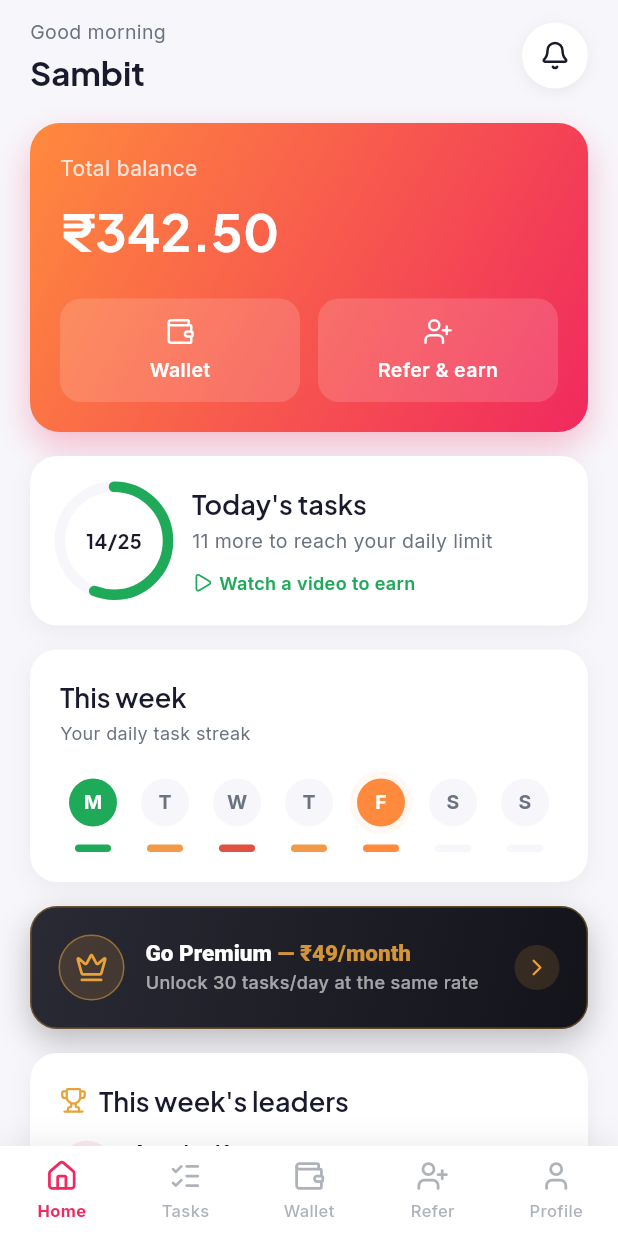
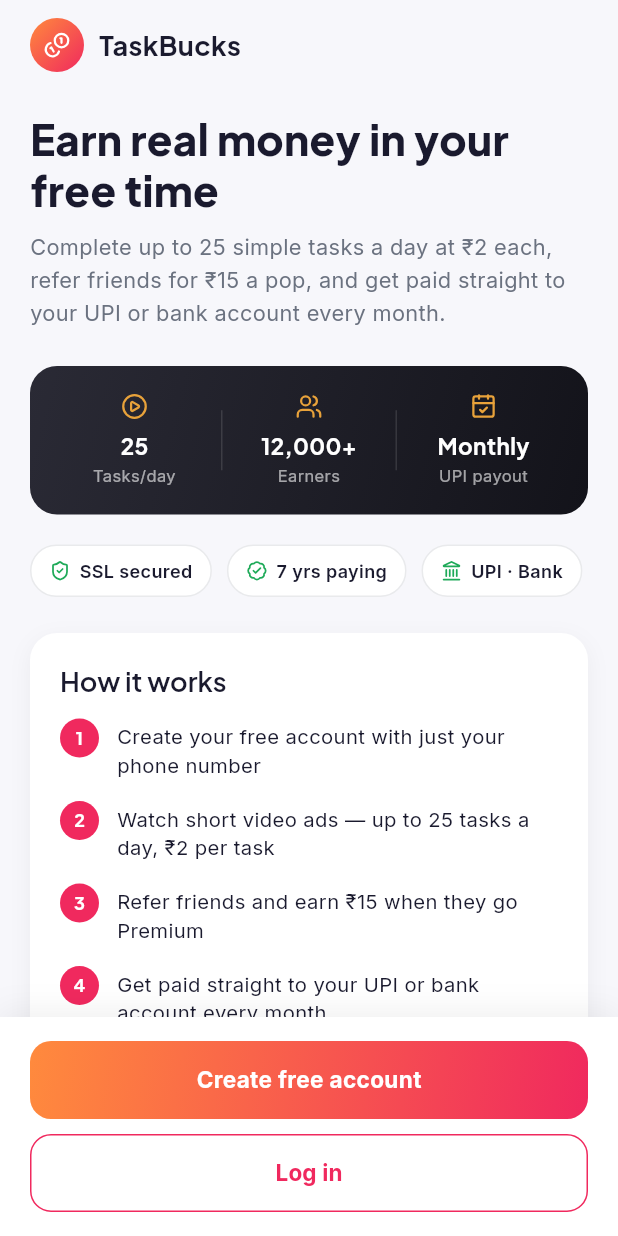
Before and after one commit to Sambitcollabmate/taskbucks, a Flutter app: the screen it shows after launch, on a phone screen of 412 x 824 dp. Run offline on Flutter 3.47's test engine with Material 3 defaults, Android fonts, the phone set to English and light mode, and no system bars; our stand-ins replace go_router, google_fonts, lucide_icons_flutter, share_plus; accounts and stored records are empty.

Commit message:
Build Welcome screen and a separate pre-auth route stack
Adds the app's true entry point (PROJECT.md 6.1, Phase 3): brand row,
hero headline/body echoing the same 25-tasks/₹2-per-task/monthly-UPI
claims used elsewhere, a dark live-stats strip (earner count flagged
with a TODO since it's not real data yet), trust pills, a 4-step how
it works list, and sticky Create account/Log in CTAs.

Wires /welcome, /register, and /login as a new top-level route group
in go_router, pushed from Welcome's CTAs so back navigation works.
This stack is deliberately disconnected from the existing post-auth
StatefulShellRoute — no redirect logic exists between them yet, that's
the last item in Phase 3. Register/Login are placeholders for now.

Co-Authored-By: Claude Sonnet 5 <noreply@anthropic.com>

```diff
--- a/lib/core/router/app_router.dart
+++ b/lib/core/router/app_router.dart
@@ -1,6 +1,9 @@
 import 'package:flutter/material.dart';
 import 'package:go_router/go_router.dart';
 
+import '../../screens/auth/login_screen.dart';
+import '../../screens/auth/register_screen.dart';
+import '../../screens/auth/welcome_screen.dart';
 import '../../screens/home/home_screen.dart';
 import '../../screens/profile/profile_screen.dart';
 import '../../screens/refer/refer_screen.dart';
@@ -11,11 +14,23 @@ import '../../shared/widgets/main_bottom_nav.dart';
 /// The 5 core tabs live under one StatefulShellRoute so MainBottomNav stays
 /// mounted (and each tab keeps its own scroll/provider state) across tab
 /// switches, instead of being rebuilt like a plain push route would be.
-/// Auth-based redirect logic and push-only routes land here in Phase 3/4
-/// (PROJECT.md 6.1).
+///
+/// `/welcome`, `/register`, and `/login` are a separate, disconnected
+/// pre-auth stack (PROJECT.md 6.1, Phase 3) — Welcome is the app's actual
+/// entry point below, but there's no redirect logic wired between the two
+/// stacks yet; that lands once the rest of Phase 3's auth screens exist.
 final appRouter = GoRouter(
-  initialLocation: '/home',
+  initialLocation: '/welcome',
   routes: [
+    GoRoute(
+      path: '/welcome',
+      builder: (context, state) => WelcomeScreen(
+        onCreateAccount: () => context.push('/register'),
+        onLogIn: () => context.push('/login'),
+      ),
+    ),
+    GoRoute(path: '/register', builder: (context, state) => const RegisterScreen()),
+    GoRoute(path: '/login', builder: (context, state) => const LoginScreen()),
     StatefulShellRoute.indexedStack(
       builder: (context, state, navigationShell) {
         return Scaffold(
--- /dev/null
+++ b/lib/screens/auth/login_screen.dart
@@ -0,0 +1,24 @@
+import 'package:flutter/material.dart';
+
+import '../../core/theme/app_colors.dart';
+
+/// Placeholder until Phase 3's Login screen is built (PROJECT.md 7).
+class LoginScreen extends StatelessWidget {
+  const LoginScreen({super.key});
+
+  @override
+  Widget build(BuildContext context) {
+    return Scaffold(
+      backgroundColor: AppColors.background,
+      appBar: AppBar(backgroundColor: AppColors.background, elevation: 0),
+      body: const SafeArea(
+        child: Center(
+          child: Text(
+            'Log in — coming soon',
+            style: TextStyle(color: AppColors.textSecondary),
+          ),
+        ),
+      ),
+    );
+  }
+}
--- /dev/null
+++ b/lib/screens/auth/register_screen.dart
@@ -0,0 +1,26 @@
+import 'package:flutter/material.dart';
+
+import '../../core/theme/app_colors.dart';
+
+/// Placeholder until Phase 3's Register screen is built (PROJECT.md 7) —
+/// phone_input component, field order name → mobile → email → password →
+/// referral code (PROJECT.md 2).
+class RegisterScreen extends StatelessWidget {
+  const RegisterScreen({super.key});
+
+  @override
+  Widget build(BuildContext context) {
+    return Scaffold(
+      backgroundColor: AppColors.background,
+      appBar: AppBar(backgroundColor: AppColors.background, elevation: 0),
+      body: const SafeArea(
+        child: Center(
+          child: Text(
+            'Register — coming soon',
+            style: TextStyle(color: AppColors.textSecondary),
+          ),
+        ),
+      ),
+    );
+  }
+}
--- /dev/null
+++ b/lib/screens/auth/welcome_screen.dart
@@ -0,0 +1,176 @@
+import 'package:flutter/material.dart';
+import 'package:google_fonts/google_fonts.dart';
+import 'package:lucide_icons_flutter/lucide_icons.dart';
+
+import '../../core/theme/app_colors.dart';
+import 'widgets/how_it_works_list.dart';
+import 'widgets/live_stats_strip.dart';
+import 'widgets/trust_pills_row.dart';
+
+/// The app's true entry point (PROJECT.md 6.1, Phase 3) — no tab bar, no
+/// back button. Lives in a separate pre-auth route stack, disconnected
+/// from the post-auth StatefulShellRoute until auth redirect logic is
+/// wired up at the end of Phase 3.
+class WelcomeScreen extends StatelessWidget {
+  final VoidCallback onCreateAccount;
+  final VoidCallback onLogIn;
+
+  const WelcomeScreen({super.key, required this.onCreateAccount, required this.onLogIn});
+
+  @override
+  Widget build(BuildContext context) {
+    return PopScope(
+      canPop: false,
+      child: Scaffold(
+        backgroundColor: AppColors.background,
+        body: SafeArea(
+          child: Column(
+            children: [
+              Expanded(
+                child: ListView(
+                  padding: const EdgeInsets.fromLTRB(20, 12, 20, 12),
+                  children: [
+                    Row(
+                      children: [
+                        Container(
+                          width: 36,
+                          height: 36,
+                          decoration: const BoxDecoration(
+                            gradient: LinearGradient(
+                              colors: [
+                                AppColors.primaryGradientStart,
+                                AppColors.primaryGradientEnd,
+                              ],
+                              begin: Alignment.topLeft,
+                              end: Alignment.bottomRight,
+                            ),
+                            shape: BoxShape.circle,
+                          ),
+                          alignment: Alignment.center,
+                          child: const Icon(
+                            LucideIcons.coins,
+                            size: 18,
+                            color: Colors.white,
+                          ),
+                        ),
+                        const SizedBox(width: 10),
+                        Text(
+                          'TaskBucks',
+                          style: GoogleFonts.plusJakartaSans(
+                            fontSize: 18,
+                            fontWeight: FontWeight.w700,
+                            color: AppColors.textPrimary,
+                          ),
+                        ),
+                      ],
+                    ),
+                    const SizedBox(height: 28),
+                    Text(
+                      'Earn real money in your free time',
+                      style: GoogleFonts.plusJakartaSans(
+                        fontSize: 28,
+                        fontWeight: FontWeight.w800,
+                        color: AppColors.textPrimary,
+                        height: 1.2,
+                      ),
+                    ),
+                    const SizedBox(height: 10),
+                    const Text(
+                      'Complete up to 25 simple tasks a day at ₹2 each, refer '
+                      'friends for ₹15 a pop, and get paid straight to your '
+                      'UPI or bank account every month.',
+                      style: TextStyle(
+                        fontSize: 14.5,
+                        color: AppColors.textSecondary,
+                        height: 1.5,
+                      ),
+                    ),
+                    const SizedBox(height: 24),
+                    const LiveStatsStrip(),
+                    const SizedBox(height: 20),
+                    const TrustPillsRow(),
+                    const SizedBox(height: 24),
+                    const HowItWorksList(),
+                  ],
+                ),
+              ),
+              Container(
+                padding: const EdgeInsets.fromLTRB(20, 16, 20, 16),
+                decoration: BoxDecoration(
+                  color: AppColors.cardBackground,
+                  boxShadow: [
+                    BoxShadow(
+                      color: Colors.black.withValues(alpha: 0.06),
+                      blurRadius: 16,
+                      offset: const Offset(0, -4),
+                    ),
+                  ],
+                ),
+                child: Column(
+                  children: [
+                    SizedBox(
+                      width: double.infinity,
+                      height: 52,
+                      child: DecoratedBox(
+                        decoration: BoxDecoration(
+                          gradient: const LinearGradient(
+                            colors: [
+                              AppColors.primaryGradientStart,
+                              AppColors.primaryGradientEnd,
+                            ],
+                            begin: Alignment.topLeft,
+                            end: Alignment.bottomRight,
+                          ),
+                          borderRadius: BorderRadius.circular(14),
+                        ),
+                        child: Material(
+                          color: Colors.transparent,
+                          child: InkWell(
+                            onTap: onCreateAccount,
+                            borderRadius: BorderRadius.circular(14),
+                            child: const Center(
+                              child: Text(
+                                'Create free account',
+                                style: TextStyle(
+                                  color: Colors.white,
+                                  fontSize: 15,
+                                  fontWeight: FontWeight.w700,
+                                ),
+                              ),
+                            ),
+                          ),
+                        ),
+                      ),
+                    ),
+                    const SizedBox(height: 10),
+                    SizedBox(
+                      width: double.infinity,
+                      height: 52,
+                      child: OutlinedButton(
+                        onPressed: onLogIn,
+                        style: OutlinedButton.styleFrom(
+                          side: const BorderSide(color: AppColors.primary),
+                          shape: RoundedRectangleBorder(
+                            borderRadius: BorderRadius.circular(14),
+                          ),
+                        ),
+                        child: const Text(
+                          'Log in',
+                          style: TextStyle(
+                            color: AppColors.primary,
+                            fontSize: 15,
+                            fontWeight: FontWeight.w700,
+                          ),
+                        ),
+                      ),
+                    ),
+                  ],
+                ),
+              ),
+            ],
+          ),
+        ),
+      ),
+    );
+  }
+}
--- /dev/null
+++ b/lib/screens/auth/widgets/how_it_works_list.dart
@@ -0,0 +1,94 @@
+import 'package:flutter/material.dart';
+import 'package:google_fonts/google_fonts.dart';
+
+import '../../../core/theme/app_colors.dart';
+
+/// 4-step mini explainer. Step 4's bonus mechanic is a separate open item
+/// (weekly top referrer/ad-watcher bonus, PROJECT.md 2) — not referenced
+/// here, this list only covers the core task → payout loop.
+class HowItWorksList extends StatelessWidget {
+  const HowItWorksList({super.key});
+
+  static const _steps = [
+    'Create your free account with just your phone number',
+    'Watch short video ads — up to 25 tasks a day, ₹2 per task',
+    'Refer friends and earn ₹15 when they go Premium',
+    'Get paid straight to your UPI or bank account every month',
+  ];
+
+  @override
+  Widget build(BuildContext context) {
+    return Container(
+      padding: const EdgeInsets.all(20),
+      decoration: BoxDecoration(
+        color: AppColors.cardBackground,
+        borderRadius: BorderRadius.circular(18),
+        boxShadow: [
+          BoxShadow(
+            color: Colors.black.withValues(alpha: 0.05),
+            blurRadius: 12,
+            offset: const Offset(0, 4),
+          ),
+        ],
+      ),
+      child: Column(
+        crossAxisAlignment: CrossAxisAlignment.start,
+        children: [
+          Text('How it works', style: Theme.of(context).textTheme.titleLarge),
+          const SizedBox(height: 14),
+          for (var i = 0; i < _steps.length; i++) ...[
+            _StepRow(number: i + 1, text: _steps[i]),
+            if (i != _steps.length - 1) const SizedBox(height: 14),
+          ],
+        ],
+      ),
+    );
+  }
+}
+
+class _StepRow extends StatelessWidget {
+  final int number;
+  final String text;
+
+  const _StepRow({required this.number, required this.text});
+
+  @override
+  Widget build(BuildContext context) {
+    return Row(
+      crossAxisAlignment: CrossAxisAlignment.start,
+      children: [
+        Container(
+          width: 26,
+          height: 26,
+          alignment: Alignment.center,
+          decoration: const BoxDecoration(
+            color: AppColors.primary,
+            shape: BoxShape.circle,
+          ),
+          child: Text(
+            '$number',
+            style: GoogleFonts.plusJakartaSans(
+              fontSize: 12,
+              fontWeight: FontWeight.w700,
+              color: Colors.white,
+            ),
+          ),
+        ),
+        const SizedBox(width: 12),
+        Expanded(
+          child: Padding(
+            padding: const EdgeInsets.only(top: 3),
+            child: Text(
+              text,
+              style: const TextStyle(
+                fontSize: 13.5,
+                color: AppColors.textPrimary,
+                height: 1.4,
+              ),
+            ),
+          ),
+        ),
+      ],
+    );
+  }
+}
--- /dev/null
+++ b/lib/screens/auth/widgets/live_stats_strip.dart
@@ -0,0 +1,89 @@
+import 'package:flutter/material.dart';
+import 'package:google_fonts/google_fonts.dart';
+import 'package:lucide_icons_flutter/lucide_icons.dart';
+
+import '../../../core/theme/app_colors.dart';
+
+/// Dark strip on Welcome echoing the same core claims as the rest of the
+/// app (25 tasks/day free-tier cap, monthly UPI payout — PROJECT.md 2).
+/// Same dark charcoal gradient as [UpgradeBanner] so gold/dark reads as one
+/// consistent "premium surface" language across the app.
+class LiveStatsStrip extends StatelessWidget {
+  const LiveStatsStrip({super.key});
+
+  @override
+  Widget build(BuildContext context) {
+    return Container(
+      padding: const EdgeInsets.symmetric(vertical: 18, horizontal: 12),
+      decoration: BoxDecoration(
+        gradient: const LinearGradient(
+          colors: [AppColors.premiumSurfaceStart, AppColors.premiumSurfaceEnd],
+          begin: Alignment.topLeft,
+          end: Alignment.bottomRight,
+        ),
+        borderRadius: BorderRadius.circular(18),
+      ),
+      child: const Row(
+        children: [
+          Expanded(
+            child: _StatItem(icon: LucideIcons.playCircle, value: '25', label: 'Tasks/day'),
+          ),
+          _StatDivider(),
+          Expanded(
+            // TODO: replace with real data once API exists.
+            child: _StatItem(icon: LucideIcons.users, value: '12,000+', label: 'Earners'),
+          ),
+          _StatDivider(),
+          Expanded(
+            child: _StatItem(
+              icon: LucideIcons.calendarCheck,
+              value: 'Monthly',
+              label: 'UPI payout',
+            ),
+          ),
+        ],
+      ),
+    );
+  }
+}
+
+class _StatDivider extends StatelessWidget {
+  const _StatDivider();
+
+  @override
+  Widget build(BuildContext context) {
+    return Container(width: 1, height: 40, color: Colors.white.withValues(alpha: 0.12));
+  }
+}
+
+class _StatItem extends StatelessWidget {
+  final IconData icon;
+  final String value;
+  final String label;
+
+  const _StatItem({required this.icon, required this.value, required this.label});
+
+  @override
+  Widget build(BuildContext context) {
+    return Column(
+      children: [
+        Icon(icon, size: 18, color: AppColors.premiumGold),
+        const SizedBox(height: 6),
+        Text(
+          value,
+          style: GoogleFonts.plusJakartaSans(
+            fontSize: 15,
+            fontWeight: FontWeight.w700,
+            color: Colors.white,
+          ),
+        ),
+        const SizedBox(height: 2),
+        Text(
+          label,
+          textAlign: TextAlign.center,
+          style: TextStyle(fontSize: 11, color: Colors.white.withValues(alpha: 0.6)),
+        ),
+      ],
+    );
+  }
+}
--- /dev/null
+++ b/lib/screens/auth/widgets/trust_pills_row.dart
@@ -0,0 +1,57 @@
+import 'package:flutter/material.dart';
+import 'package:lucide_icons_flutter/lucide_icons.dart';
+
+import '../../../core/theme/app_colors.dart';
+
+/// Small trust signals under the hero — SSL/security, payout track record,
+/// and supported payout rails (UPI/Bank only, per PROJECT.md 2).
+class TrustPillsRow extends StatelessWidget {
+  const TrustPillsRow({super.key});
+
+  @override
+  Widget build(BuildContext context) {
+    return const Wrap(
+      spacing: 10,
+      runSpacing: 10,
+      children: [
+        _TrustPill(icon: LucideIcons.shieldCheck, label: 'SSL secured'),
+        _TrustPill(icon: LucideIcons.badgeCheck, label: '7 yrs paying'),
+        _TrustPill(icon: LucideIcons.landmark, label: 'UPI · Bank'),
+      ],
+    );
+  }
+}
+
+class _TrustPill extends StatelessWidget {
+  final IconData icon;
+  final String label;
+
+  const _TrustPill({required this.icon, required this.label});
+
+  @override
+  Widget build(BuildContext context) {
+    return Container(
+      padding: const EdgeInsets.symmetric(horizontal: 12, vertical: 8),
+      decoration: BoxDecoration(
+        color: AppColors.cardBackground,
+        borderRadius: BorderRadius.circular(20),
+        border: Border.all(color: AppColors.textSecondary.withValues(alpha: 0.15)),
+      ),
+      child: Row(
+        mainAxisSize: MainAxisSize.min,
+        children: [
+          Icon(icon, size: 14, color: AppColors.earningsGreen),
+          const SizedBox(width: 6),
+          Text(
+            label,
+            style: const TextStyle(
+              fontSize: 12,
+              fontWeight: FontWeight.w600,
+              color: AppColors.textPrimary,
+            ),
+          ),
+        ],
+      ),
+    );
+  }
+}
```
Also changed, not shown: 1 other file.
